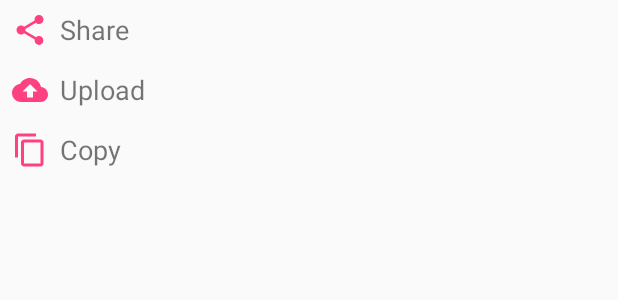
After one commit to almasud/Android-Fundamentals, an Android app: the layout bottom_sheet_dialog.xml on its own in the app's theme, with its tools: preview values and no code run, on a phone screen of 412 x 824 dp. The commit adds this screen. Shown: the top 300 px of the screen. Run offline under Robolectric (Android 15) with nearby library versions, the phone set to English and light mode, and no system bars.

Commit message:
Bottom sheet dialog

```diff
--- a/app/src/main/AndroidManifest.xml
+++ b/app/src/main/AndroidManifest.xml
@@ -19,11 +19,12 @@
         android:roundIcon="@mipmap/ic_launcher_round"
         android:supportsRtl="true"
         android:theme="@style/AppTheme">
+        <activity android:name=".bottom_sheet.BottomSheetDialogActivity"></activity>
 
         <receiver
             android:name=".map_location.GeofenceBroadcastReceiver"
             android:enabled="true"
-            android:exported="true"></receiver>
+            android:exported="true" />
 
         <activity android:name=".content_provider.EventProviderActivity" />
         <activity android:name=".content_provider.ContentProviderActivity" />
--- /dev/null
+++ b/app/src/main/res/drawable/ic_cloud_upload_black_24dp.xml
@@ -0,0 +1,9 @@
+<vector xmlns:android="http://schemas.android.com/apk/res/android"
+        android:width="24dp"
+        android:height="24dp"
+        android:viewportWidth="24.0"
+        android:viewportHeight="24.0">
+    <path
+        android:fillColor="#FF000000"
+        android:pathData="M19.35,10.04C18.67,6.59 15.64,4 12,4 9.11,4 6.6,5.64 5.35,8.04 2.34,8.36 0,10.91 0,14c0,3.31 2.69,6 6,6h13c2.76,0 5,-2.24 5,-5 0,-2.64 -2.05,-4.78 -4.65,-4.96zM14,13v4h-4v-4H7l5,-5 5,5h-3z"/>
+</vector>
--- /dev/null
+++ b/app/src/main/res/drawable/ic_content_copy_black_24dp.xml
@@ -0,0 +1,9 @@
+<vector xmlns:android="http://schemas.android.com/apk/res/android"
+        android:width="24dp"
+        android:height="24dp"
+        android:viewportWidth="24.0"
+        android:viewportHeight="24.0">
+    <path
+        android:fillColor="#FF000000"
+        android:pathData="M16,1L4,1c-1.1,0 -2,0.9 -2,2v14h2L4,3h12L16,1zM19,5L8,5c-1.1,0 -2,0.9 -2,2v14c0,1.1 0.9,2 2,2h11c1.1,0 2,-0.9 2,-2L21,7c0,-1.1 -0.9,-2 -2,-2zM19,21L8,21L8,7h11v14z"/>
+</vector>
--- /dev/null
+++ b/app/src/main/res/drawable/ic_share_black_24dp.xml
@@ -0,0 +1,9 @@
+<vector xmlns:android="http://schemas.android.com/apk/res/android"
+        android:width="24dp"
+        android:height="24dp"
+        android:viewportWidth="24.0"
+        android:viewportHeight="24.0">
+    <path
+        android:fillColor="#FF000000"
+        android:pathData="M18,16.08c-0.76,0 -1.44,0.3 -1.96,0.77L8.91,12.7c0.05,-0.23 0.09,-0.46 0.09,-0.7s-0.04,-0.47 -0.09,-0.7l7.05,-4.11c0.54,0.5 1.25,0.81 2.04,0.81 1.66,0 3,-1.34 3,-3s-1.34,-3 -3,-3 -3,1.34 -3,3c0,0.24 0.04,0.47 0.09,0.7L8.04,9.81C7.5,9.31 6.79,9 6,9c-1.66,0 -3,1.34 -3,3s1.34,3 3,3c0.79,0 1.5,-0.31 2.04,-0.81l7.12,4.16c-0.05,0.21 -0.08,0.43 -0.08,0.65 0,1.61 1.31,2.92 2.92,2.92 1.61,0 2.92,-1.31 2.92,-2.92s-1.31,-2.92 -2.92,-2.92z"/>
+</vector>
--- /dev/null
+++ b/app/src/main/res/layout/bottom_sheet_dialog.xml
@@ -0,0 +1,75 @@
+<?xml version="1.0" encoding="utf-8"?>
+<LinearLayout xmlns:android="http://schemas.android.com/apk/res/android"
+    android:orientation="vertical" android:layout_width="match_parent"
+    android:layout_height="match_parent">
+
+    <LinearLayout
+        android:layout_width="match_parent"
+        android:layout_height="wrap_content"
+        android:orientation="horizontal"
+        android:id="@+id/shareLinearLayout"
+        android:background="?android:attr/selectableItemBackground">
+
+        <ImageView
+            android:layout_width="24dp"
+            android:layout_height="24dp"
+            android:src="@drawable/ic_share_black_24dp"
+            android:tint="@color/colorAccent"
+            android:layout_margin="8dp"/>
+
+        <TextView
+            android:layout_width="wrap_content"
+            android:layout_height="wrap_content"
+            android:text="Share"
+            android:layout_gravity="center_vertical"
+            android:textSize="18sp"/>
+
+    </LinearLayout>
+
+    <LinearLayout
+        android:layout_width="match_parent"
+        android:layout_height="wrap_content"
+        android:orientation="horizontal"
+        android:id="@+id/uploadLinearLayout"
+        android:background="?android:attr/selectableItemBackground">
+
+        <ImageView
+            android:layout_width="24dp"
+            android:layout_height="24dp"
+            android:src="@drawable/ic_cloud_upload_black_24dp"
+            android:tint="@color/colorAccent"
+            android:layout_margin="8dp"/>
+
+        <TextView
+            android:layout_width="wrap_content"
+            android:layout_height="wrap_content"
+            android:text="Upload"
+            android:layout_gravity="center_vertical"
+            android:textSize="18sp"/>
+
+    </LinearLayout>
+
+    <LinearLayout
+        android:layout_width="match_parent"
+        android:layout_height="wrap_content"
+        android:orientation="horizontal"
+        android:id="@+id/copyLinearLayout"
+        android:background="?android:attr/selectableItemBackground">
+
+        <ImageView
+            android:layout_width="24dp"
+            android:layout_height="24dp"
+            android:src="@drawable/ic_content_copy_black_24dp"
+            android:tint="@color/colorAccent"
+            android:layout_margin="8dp"/>
+
+        <TextView
+            android:layout_width="wrap_content"
+            android:layout_height="wrap_content"
+            android:text="Copy"
+            android:layout_gravity="center_vertical"
+            android:textSize="18sp"/>
+
+    </LinearLayout>
+
+</LinearLayout>
```
Also changed, not shown: app/src/main/java/com/example/almasud/fundamental/MainActivity.java (+7 -0 lines), app/src/main/java/com/example/almasud/fundamental/bottom_sheet/BottomSheetDialogActivity.java (added, +64 -0 lines), app/src/main/res/layout/activity_bottom_sheet_dialog.xml (added, +35 -0 lines), app/src/main/res/layout/content_main.xml (+9 -0 lines).
